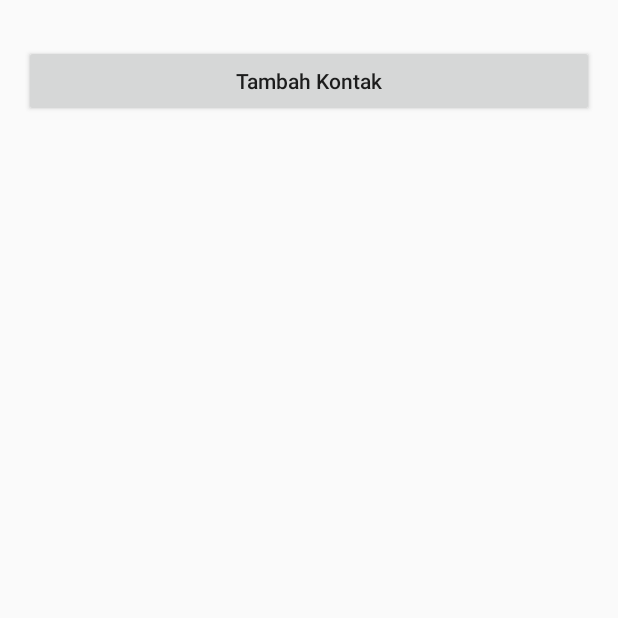
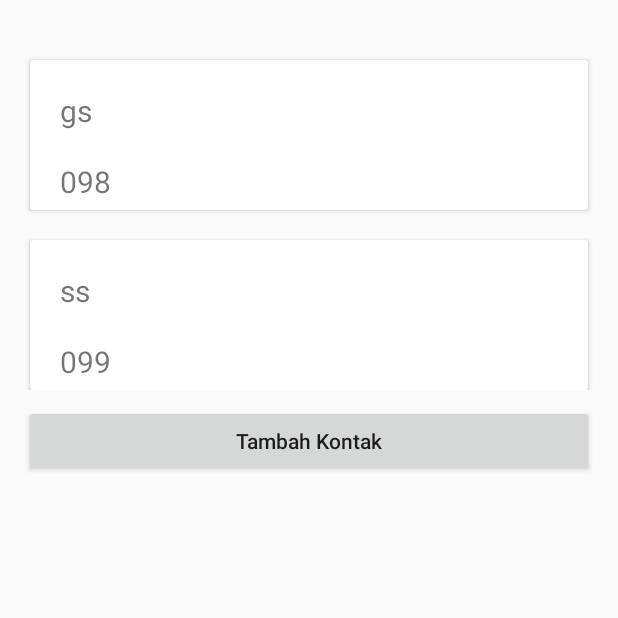
Before and after one commit to mnaufalmuafa/KontakSaya, an Android app: the screen it shows after launch (MainActivity), on a phone screen of 412 x 824 dp, the top half of it. Run offline under Robolectric (Android 15) with nearby library versions, the phone set to English and light mode, and no system bars.

```diff
--- a/app/build.gradle
+++ b/app/build.gradle
@@ -35,7 +35,6 @@ dependencies {
     testImplementation 'junit:junit:4.12'
     androidTestImplementation 'androidx.test.ext:junit:1.1.1'
     androidTestImplementation 'androidx.test.espresso:espresso-core:3.2.0'
-
     implementation 'com.android.support:recyclerview-v7:28.0.0'
-
+    implementation 'com.android.support:cardview-v7:27.1.1'
 }
--- a/app/src/main/java/com/example/kontaksaya/Contact.kt
+++ b/app/src/main/java/com/example/kontaksaya/Contact.kt
@@ -1,8 +1,3 @@
 package com.example.kontaksaya
 
-class Contact (var nama : String, var NoTelp: String) {
-
-    constructor() : this("", "") {
-
-    }
-}
+data class Contact (var nama : String, var NoTelp: String)
--- a/app/src/main/java/com/example/kontaksaya/MainActivity.kt
+++ b/app/src/main/java/com/example/kontaksaya/MainActivity.kt
@@ -4,16 +4,33 @@ import android.content.Intent
 import androidx.appcompat.app.AppCompatActivity
 import android.os.Bundle
 import android.widget.Button
+import android.widget.ListAdapter
+import androidx.recyclerview.widget.LinearLayoutManager
+import androidx.recyclerview.widget.RecyclerView
 import kotlinx.android.synthetic.main.activity_main.*
 
 class MainActivity : AppCompatActivity() {
+    private lateinit var RV : RecyclerView
 
     override fun onCreate(savedInstanceState: Bundle?) {
         super.onCreate(savedInstanceState)
         setContentView(R.layout.activity_main)
 
+        RV = findViewById(R.id.RV)
+        RV.setHasFixedSize(true)
+        showRecyclerList()
+
         BtnTambahKontak.setOnClickListener {
             startActivity(Intent(this, TambahKontak::class.java))
         }
     }
+
+    private fun showRecyclerList() {
+        RV.layoutManager = LinearLayoutManager(this)
+        val listKontak = ArrayList<Contact>();
+        listKontak.add(Contact("gs","098"))
+        listKontak.add(Contact("ss","099"))
+        val RVContactAdapter = RVContactAdapter(listKontak)
+        RV.adapter = RVContactAdapter;
+    }
 }
--- /dev/null
+++ b/app/src/main/java/com/example/kontaksaya/RVContactAdapter.kt
@@ -0,0 +1,31 @@
+package com.example.kontaksaya
+
+import android.view.LayoutInflater
+import android.view.View
+import android.view.ViewGroup
+import android.widget.TextView
+import androidx.recyclerview.widget.RecyclerView
+
+class RVContactAdapter(private val listContact : ArrayList<Contact>)
+    : RecyclerView.Adapter<RVContactAdapter.ContactViewHolder>(){
+
+    override fun onCreateViewHolder(parent: ViewGroup, viewType: Int): ContactViewHolder {
+        val view: View = LayoutInflater.from(parent.context).inflate(R.layout.item_kontak, parent, false)
+        return ContactViewHolder(view)
+    }
+
+    override fun getItemCount(): Int {
+        return listContact.size
+    }
+
+    override fun onBindViewHolder(holder: ContactViewHolder, position: Int) {
+        val Contact = listContact[position]
+        holder.TVNama.text = Contact.nama
+        holder.TVNomor.text = Contact.NoTelp
+    }
+
+    inner class ContactViewHolder(itemView: View) : RecyclerView.ViewHolder(itemView) {
+        var TVNama : TextView = itemView.findViewById(R.id.TVNama);
+        var TVNomor : TextView = itemView.findViewById(R.id.TVNomor);
+    }
+}
--- a/app/src/main/java/com/example/kontaksaya/TambahKontak.kt
+++ b/app/src/main/java/com/example/kontaksaya/TambahKontak.kt
@@ -14,16 +14,13 @@ class TambahKontak : AppCompatActivity() {
     override fun onCreate(savedInstanceState: Bundle?) {
         super.onCreate(savedInstanceState)
         setContentView(R.layout.activity_tambah_kontak)
-
-        ref = FirebaseDatabase.getInstance().getReference()
-
-
-
         BtnTambah.setOnClickListener {
             var Nama = ETNama.text
             var NoTelp = ETNomorTelepon.text
             Log.d("TAG","Nama : "+Nama)
             Log.d("TAG","No Telp : "+NoTelp)
+            ref = FirebaseDatabase.getInstance().getReference(Nama.toString())
+            ref.setValue(NoTelp.toString());
         }
     }
 }
--- a/app/src/main/res/layout/activity_main.xml
+++ b/app/src/main/res/layout/activity_main.xml
@@ -18,9 +18,8 @@
                 android:id="@+id/RV"
                 android:layout_width="match_parent"
                 android:layout_height="wrap_content"
-                android:layout_marginStart="16dp"
-                android:layout_marginEnd="16dp"
                 android:layout_marginTop="20dp"
+                tools:listitem="@layout/item_kontak"
                 app:layout_constraintTop_toTopOf="parent"
                 app:layout_constraintStart_toStartOf="parent"
                 app:layout_constraintEnd_toEndOf="parent"/>
--- /dev/null
+++ b/app/src/main/res/layout/item_kontak.xml
@@ -0,0 +1,41 @@
+<?xml version="1.0" encoding="utf-8"?>
+<androidx.cardview.widget.CardView xmlns:android="http://schemas.android.com/apk/res/android"
+    xmlns:app="http://schemas.android.com/apk/res-auto"
+    xmlns:tools="http://schemas.android.com/tools"
+    android:orientation="vertical"
+    android:layout_width="match_parent"
+    android:layout_marginTop="20dp"
+    android:layout_marginLeft="20dp"
+    android:layout_marginRight="20dp"
+    android:layout_height="100dp">
+
+    <androidx.constraintlayout.widget.ConstraintLayout
+        android:layout_width="match_parent"
+        android:layout_height="match_parent">
+
+        <TextView
+            android:id="@+id/TVNama"
+            android:layout_width="wrap_content"
+            android:layout_height="wrap_content"
+            android:layout_marginStart="20dp"
+            android:layout_marginTop="20dp"
+            android:textSize="20sp"
+            app:layout_constraintLeft_toLeftOf="parent"
+            app:layout_constraintStart_toStartOf="parent"
+            app:layout_constraintTop_toTopOf="parent"
+            tools:text="Nama" />
+
+        <TextView
+            android:id="@+id/TVNomor"
+            android:layout_width="wrap_content"
+            android:layout_height="wrap_content"
+            android:layout_marginStart="20dp"
+            android:layout_marginTop="20sp"
+            android:textSize="20sp"
+            app:layout_constraintLeft_toLeftOf="parent"
+            app:layout_constraintStart_toStartOf="parent"
+            app:layout_constraintTop_toBottomOf="@+id/TVNama"
+            tools:text="082322286759" />
+    </androidx.constraintlayout.widget.ConstraintLayout>
+
+</androidx.cardview.widget.CardView>
--- a/build.gradle
+++ b/build.gradle
@@ -8,7 +8,7 @@ buildscript {
 
     }
     dependencies {
-        classpath 'com.android.tools.build:gradle:3.5.2'
+        classpath 'com.android.tools.build:gradle:3.5.3'
         classpath "org.jetbrains.kotlin:kotlin-gradle-plugin:$kotlin_version"
         classpath 'com.google.gms:google-services:4.2.0'
         // NOTE: Do not place your application dependencies here; they belong
```
